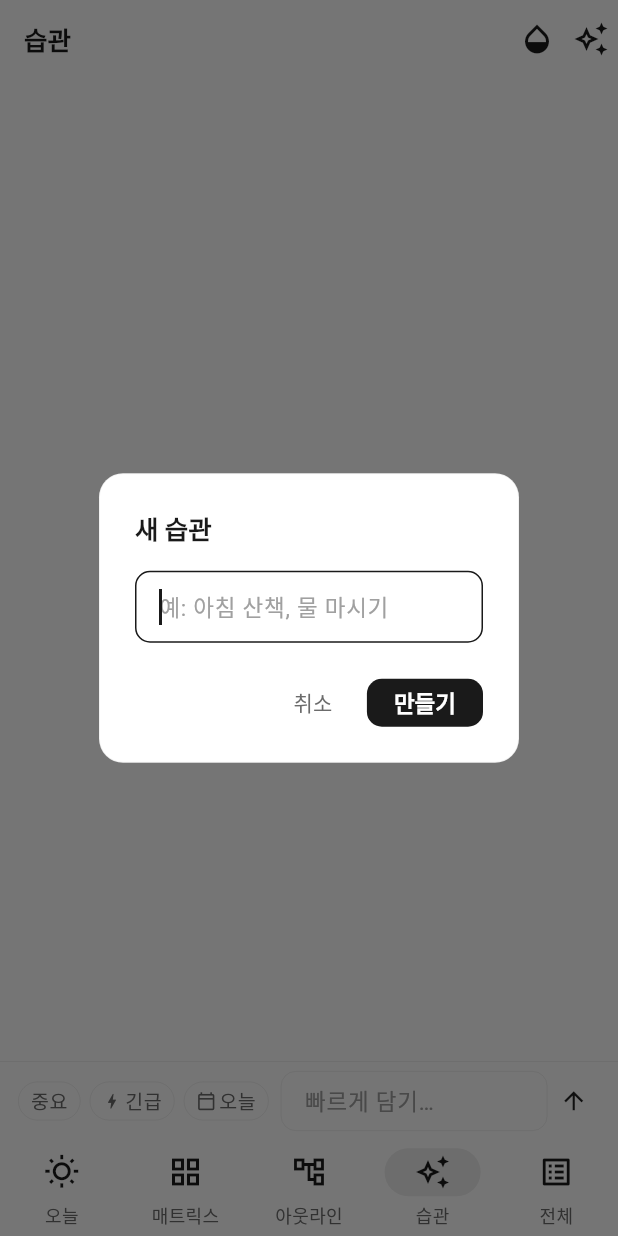
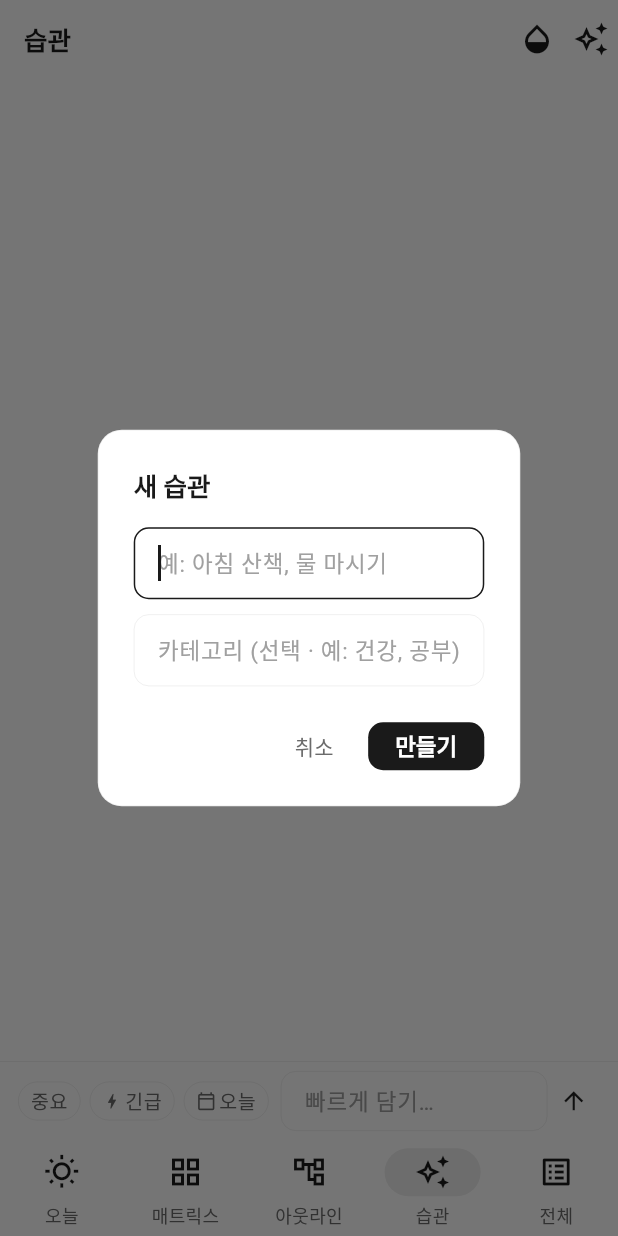
Before and after one commit to miziixx/jigoom, a Flutter app: the screen it shows after launch, item 4 of the bottom bar chosen, after a tap on the "auto awesome" icon, on a phone screen of 412 x 824 dp. Run offline on Flutter 3.47's test engine with Material 3 defaults, Android fonts, the phone set to English and light mode, and no system bars; our stand-ins replace drift, drift_flutter, file_picker, flutter_colorpicker, flutter_local_notifications, flutter_riverpod and 6 more; missing offline and left inert: dart:html, google_mlkit_text_recognition, home_widget, receive_sharing_intent, shelf_router; accounts and stored records are empty; generated files the repository leaves out were written again; Roboto replaces fonts that are missing (Pretendard).

Commit message:
feat(jigeum): 습관 카테고리 추가
- Habits.category 컬럼 (스키마 v3, addColumn 마이그레이션)
- 습관 탭을 카테고리별 그룹으로 표시 (빈 값=기본)
- 새 습관 다이얼로그에 카테고리 입력, 카드 ⋯ 메뉴에서 변경/삭제

Co-Authored-By: Claude Opus 4.8 <noreply@anthropic.com>
Claude-Session: https://claude.ai/code/session_0148HwGxjHBMAnrdakVDwWLh

```diff
--- a/jigeum/lib/app.dart
+++ b/jigeum/lib/app.dart
@@ -94,31 +94,46 @@ class _AppShellState extends ConsumerState<AppShell> {
     );
   }
 
-  /// 새 습관 만들기.
+  /// 새 습관 만들기 (이름 + 카테고리).
   Future<void> _newHabit() async {
-    final controller = TextEditingController();
-    final title = await showDialog<String>(
+    final name = TextEditingController();
+    final cat = TextEditingController();
+    final ok = await showDialog<bool>(
       context: context,
       builder: (ctx) => AlertDialog(
         title: const Text('새 습관'),
-        content: TextField(
-          controller: controller,
-          autofocus: true,
-          decoration: const InputDecoration(hintText: '예: 아침 산책, 물 마시기'),
-          onSubmitted: (v) => Navigator.of(ctx).pop(v),
+        content: Column(
+          mainAxisSize: MainAxisSize.min,
+          children: [
+            TextField(
+              controller: name,
+              autofocus: true,
+              decoration:
+                  const InputDecoration(hintText: '예: 아침 산책, 물 마시기'),
+            ),
+            const SizedBox(height: 10),
+            TextField(
+              controller: cat,
+              decoration: const InputDecoration(
+                  hintText: '카테고리 (선택 · 예: 건강, 공부)'),
+              onSubmitted: (_) => Navigator.of(ctx).pop(true),
+            ),
+          ],
         ),
         actions: [
           TextButton(
-              onPressed: () => Navigator.of(ctx).pop(),
+              onPressed: () => Navigator.of(ctx).pop(false),
               child: const Text('취소')),
           FilledButton(
-              onPressed: () => Navigator.of(ctx).pop(controller.text),
+              onPressed: () => Navigator.of(ctx).pop(true),
               child: const Text('만들기')),
         ],
       ),
     );
-    if (title == null || title.trim().isEmpty) return;
-    await ref.read(habitRepoProvider).addHabit(title.trim());
+    if (ok != true || name.text.trim().isEmpty) return;
+    await ref
+        .read(habitRepoProvider)
+        .addHabit(name.text.trim(), category: cat.text.trim());
   }
 
   /// 새 폴더(카테고리) 생성 — 아웃라인 최상위에 추가.
--- a/jigeum/lib/data/db.dart
+++ b/jigeum/lib/data/db.dart
@@ -38,6 +38,7 @@ class Settings extends Table {
 class Habits extends Table {
   TextColumn get id => text()(); // uuid v4
   TextColumn get title => text()();
+  TextColumn get category => text().withDefault(const Constant(''))();
   DateTimeColumn get createdAt => dateTime()();
 
   @override
@@ -59,7 +60,7 @@ class AppDatabase extends _$AppDatabase {
       : super(executor ?? _openConnection());
 
   @override
-  int get schemaVersion => 2;
+  int get schemaVersion => 3;
 
   @override
   MigrationStrategy get migration => MigrationStrategy(
@@ -77,6 +78,9 @@ class AppDatabase extends _$AppDatabase {
             await m.createTable(habits);
             await m.createTable(habitTicks);
           }
+          if (from == 2) {
+            await m.addColumn(habits, habits.category);
+          }
         },
       );
 
--- a/jigeum/lib/features/habit/habit_view.dart
+++ b/jigeum/lib/features/habit/habit_view.dart
@@ -30,9 +30,30 @@ class HabitView extends ConsumerWidget {
       );
     }
 
+    // 카테고리별 그룹핑 (빈 값은 맨 앞 '기본').
+    final byCat = <String, List<Habit>>{};
+    for (final h in habits) {
+      byCat.putIfAbsent(h.category, () => []).add(h);
+    }
+    final cats = byCat.keys.toList()
+      ..sort((a, b) {
+        if (a.isEmpty) return -1;
+        if (b.isEmpty) return 1;
+        return a.compareTo(b);
+      });
+
     return ListView(
       padding: const EdgeInsets.fromLTRB(16, 8, 16, 24),
-      children: [for (final h in habits) _HabitCard(habit: h)],
+      children: [
+        for (final c in cats) ...[
+          Padding(
+            padding: const EdgeInsets.only(top: 6, bottom: 6, left: 2),
+            child: Text(c.isEmpty ? '기본' : c,
+                style: Theme.of(context).textTheme.bodySmall),
+          ),
+          for (final h in byCat[c]!) _HabitCard(habit: h),
+        ],
+      ],
     );
   }
 }
@@ -110,13 +131,12 @@ class _HabitCard extends ConsumerWidget {
               ),
               const SizedBox(width: 6),
               GestureDetector(
-                onLongPress: () => _confirmDelete(context, ref),
+                onTap: () => _menu(context, ref),
                 child: Padding(
                   padding: const EdgeInsets.all(4),
                   child: Icon(Icons.more_horiz,
                       size: 16, color: theme.textTheme.bodySmall?.color),
                 ),
-                onTap: () => _confirmDelete(context, ref),
               ),
             ],
           ),
@@ -192,6 +212,61 @@ class _HabitCard extends ConsumerWidget {
     );
   }
 
+  Future<void> _menu(BuildContext context, WidgetRef ref) async {
+    await showModalBottomSheet<void>(
+      context: context,
+      builder: (ctx) => SafeArea(
+        child: Column(
+          mainAxisSize: MainAxisSize.min,
+          children: [
+            ListTile(
+              leading: const Icon(Icons.folder_outlined, size: 20),
+              title: const Text('카테고리 변경'),
+              onTap: () {
+                Navigator.of(ctx).pop();
+                _changeCategory(context, ref);
+              },
+            ),
+            ListTile(
+              leading: const Icon(Icons.delete_outline, size: 20),
+              title: const Text('삭제'),
+              onTap: () {
+                Navigator.of(ctx).pop();
+                _confirmDelete(context, ref);
+              },
+            ),
+          ],
+        ),
+      ),
+    );
+  }
+
+  Future<void> _changeCategory(BuildContext context, WidgetRef ref) async {
+    final controller = TextEditingController(text: habit.category);
+    final v = await showDialog<String>(
+      context: context,
+      builder: (ctx) => AlertDialog(
+        title: const Text('카테고리'),
+        content: TextField(
+          controller: controller,
+          autofocus: true,
+          decoration: const InputDecoration(hintText: '예: 건강, 공부 (비우면 기본)'),
+          onSubmitted: (s) => Navigator.of(ctx).pop(s),
+        ),
+        actions: [
+          TextButton(
+              onPressed: () => Navigator.of(ctx).pop(),
+              child: const Text('취소')),
+          FilledButton(
+              onPressed: () => Navigator.of(ctx).pop(controller.text),
+              child: const Text('저장')),
+        ],
+      ),
+    );
+    if (v == null) return;
+    await ref.read(habitRepoProvider).setCategory(habit.id, v.trim());
+  }
+
   Future<void> _confirmDelete(BuildContext context, WidgetRef ref) async {
     final ok = await showDialog<bool>(
       context: context,
```
Also changed, not shown: jigeum/lib/data/repos/habit_repository.dart (+7 -1 lines).
